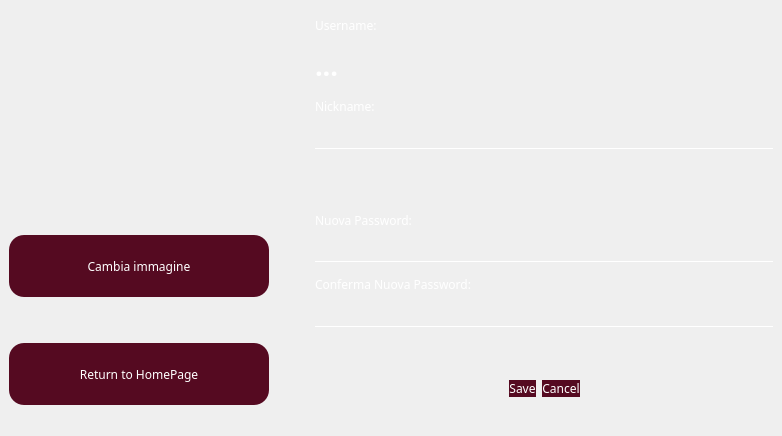
This is Login/profilepage.ui in cosimo265598/Edilive as Qt 5 draws it before an edit. The edited form follows.
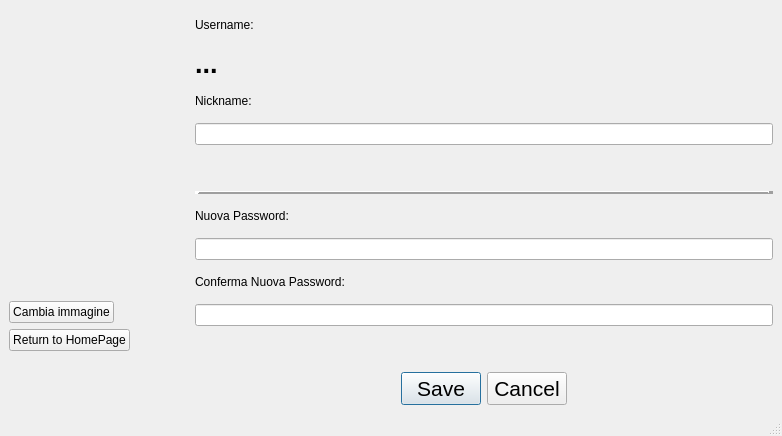
This is the edited form.

```diff
--- a/Login/profilepage.ui
+++ b/Login/profilepage.ui
@@ -19,41 +19,6 @@
   <property name="windowTitle">
    <string>MainWindow</string>
   </property>
-  <property name="styleSheet">
-   <string notr="true">QPushButton{
-background: #550A21;
-border-radius: 15px;
-color:white;
-}
-
-QLabel{
-color:white;
-background: transparent;
-}
-
-QPushButton:hover{
-color:#333;
-border-radius:15px;
-background: #49abff;
-}
-
-QLineEdit{
-background: transparent;
-border:none;
-color:#717072;
-border-bottom:1px solid white;
-}
-
-*{
-font-family: century gothic;
-font-size:24 px;
-
-}
-
-QWidget{
-border-radius:15px;
-}</string>
-  </property>
   <widget class="QWidget" name="centralwidget">
    <layout class="QHBoxLayout" name="horizontalLayout_2">
     <item>
@@ -102,9 +67,6 @@
           <property name="scaledContents">
            <bool>false</bool>
           </property>
-          <property name="alignment">
-           <set>Qt::AlignJustify|Qt::AlignVCenter</set>
-          </property>
          </widget>
         </item>
         <item>
@@ -125,22 +87,6 @@
         </item>
        </layout>
       </item>
-      <item>
-       <spacer name="verticalSpacer_4">
-        <property name="orientation">
-         <enum>Qt::Vertical</enum>
-        </property>
-        <property name="sizeType">
-         <enum>QSizePolicy::Maximum</enum>
-        </property>
-        <property name="sizeHint" stdset="0">
-         <size>
-          <width>20</width>
-          <height>40</height>
-         </size>
-        </property>
-       </spacer>
-      </item>
       <item>
        <layout class="QVBoxLayout" name="verticalLayout_3">
         <property name="spacing">
@@ -152,7 +98,7 @@
         <item>
          <widget class="QPushButton" name="pushButton_changeImage">
           <property name="sizePolicy">
-           <sizepolicy hsizetype="Preferred" vsizetype="Preferred">
+           <sizepolicy hsizetype="Maximum" vsizetype="Maximum">
             <horstretch>0</horstretch>
             <verstretch>0</verstretch>
            </sizepolicy>
@@ -163,12 +109,6 @@
             <height>0</height>
            </size>
           </property>
-          <property name="maximumSize">
-           <size>
-            <width>400</width>
-            <height>400</height>
-           </size>
-          </property>
           <property name="layoutDirection">
            <enum>Qt::LeftToRight</enum>
           </property>
@@ -177,36 +117,14 @@
           </property>
          </widget>
         </item>
-        <item>
-         <spacer name="verticalSpacer_3">
-          <property name="orientation">
-           <enum>Qt::Vertical</enum>
-          </property>
-          <property name="sizeType">
-           <enum>QSizePolicy::Minimum</enum>
-          </property>
-          <property name="sizeHint" stdset="0">
-           <size>
-            <width>20</width>
-            <height>40</height>
-           </size>
-          </property>
-         </spacer>
-        </item>
         <item>
          <widget class="QPushButton" name="pushButton_returnToHome">
           <property name="sizePolicy">
-           <sizepolicy hsizetype="Preferred" vsizetype="Preferred">
+           <sizepolicy hsizetype="Maximum" vsizetype="Maximum">
             <horstretch>0</horstretch>
             <verstretch>0</verstretch>
            </sizepolicy>
           </property>
-          <property name="maximumSize">
-           <size>
-            <width>400</width>
-            <height>400</height>
-           </size>
-          </property>
           <property name="layoutDirection">
            <enum>Qt::LeftToRight</enum>
           </property>
@@ -219,22 +137,6 @@
       </item>
      </layout>
     </item>
-    <item>
-     <spacer name="horizontalSpacer_3">
-      <property name="orientation">
-       <enum>Qt::Horizontal</enum>
-      </property>
-      <property name="sizeType">
-       <enum>QSizePolicy::Maximum</enum>
-      </property>
-      <property name="sizeHint" stdset="0">
-       <size>
-        <width>40</width>
-        <height>20</height>
-       </size>
-      </property>
-     </spacer>
-    </item>
     <item>
      <layout class="QVBoxLayout" name="verticalLayout">
       <item>
@@ -248,7 +150,6 @@
        <widget class="QLabel" name="username">
         <property name="font">
          <font>
-          <family>century gothic</family>
           <pointsize>20</pointsize>
           <weight>75</weight>
           <bold>true</bold>
@@ -308,7 +209,6 @@
         </property>
         <property name="font">
          <font>
-          <family>century gothic</family>
           <pointsize>16</pointsize>
           <weight>75</weight>
           <bold>true</bold>
@@ -359,7 +259,7 @@
          <enum>Qt::Vertical</enum>
         </property>
         <property name="sizeType">
-         <enum>QSizePolicy::Maximum</enum>
+         <enum>QSizePolicy::Minimum</enum>
         </property>
         <property name="sizeHint" stdset="0">
          <size>
@@ -372,14 +272,13 @@
       <item>
        <widget class="QDialogButtonBox" name="buttonBox_ok_cancel">
         <property name="sizePolicy">
-         <sizepolicy hsizetype="Preferred" vsizetype="Preferred">
+         <sizepolicy hsizetype="Expanding" vsizetype="Fixed">
           <horstretch>0</horstretch>
           <verstretch>0</verstretch>
          </sizepolicy>
         </property>
         <property name="font">
          <font>
-          <family>century gothic</family>
           <pointsize>16</pointsize>
           <weight>50</weight>
           <bold>false</bold>
```
Left out of the diff: 2 changed lines with no effect on the pictures.
